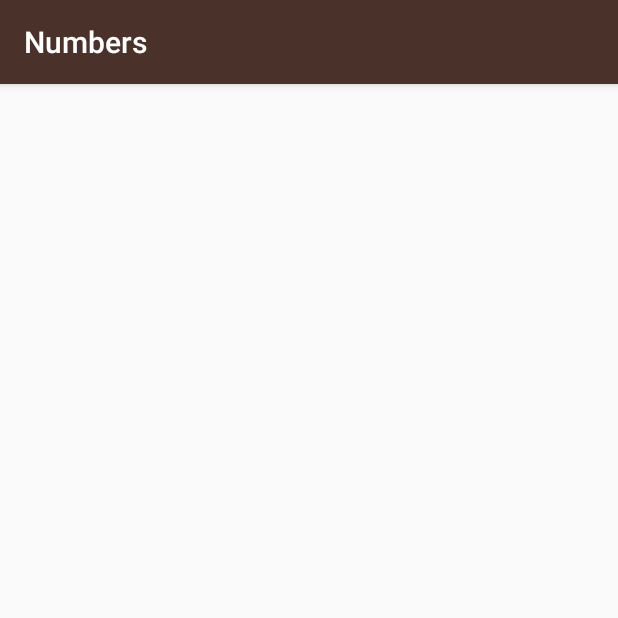
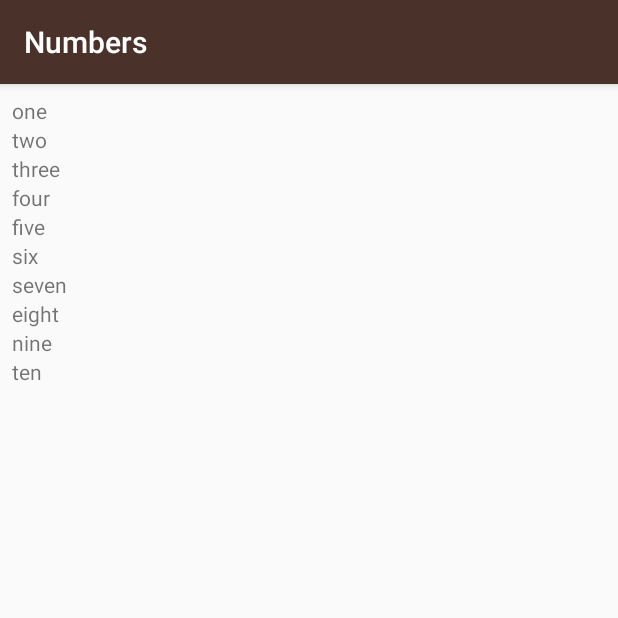
Before and after one commit to dawntan08/Miwok, an Android app: the NumbersActivity screen opened directly, with no data from a screen before it, on a phone screen of 412 x 824 dp, the top half of it. Run offline under Robolectric (Android 15) with nearby library versions, the phone set to English and light mode, and no system bars.

Commit message:
- modify activity_numbers.xml     - change to Linearlayout - add arraylist in numbersactivity    - add words    - add words to textview

```diff
--- a/app/src/main/java/com/example/android/miwok/MainActivity.java
+++ b/app/src/main/java/com/example/android/miwok/MainActivity.java
@@ -49,7 +49,7 @@
 
         // Set a click listener on that View
         family.setOnClickListener(new View.OnClickListener() {
-            // The code in this method will be executed when the numbers View is clicked on.
+            // The code in this method will be executed when the family View is clicked on.
             @Override
             public void onClick(View view) {
                 Intent familyIntent = new Intent(MainActivity.this, FamilyActivity.class);
@@ -62,7 +62,7 @@
 
         // Set a click listener on that View
         colors.setOnClickListener(new View.OnClickListener() {
-            // The code in this method will be executed when the numbers View is clicked on.
+            // The code in this method will be executed when the colors View is clicked on.
             @Override
             public void onClick(View view) {
                 Intent colorsIntent = new Intent(MainActivity.this, ColorsActivity.class);
@@ -75,7 +75,7 @@
 
         // Set a click listener on that View
         phrases.setOnClickListener(new View.OnClickListener() {
-            // The code in this method will be executed when the numbers View is clicked on.
+            // The code in this method will be executed when the phrases View is clicked on.
             @Override
             public void onClick(View view) {
                 Intent phrasesIntent = new Intent(MainActivity.this, PhrasesActivity.class);
--- a/app/src/main/java/com/example/android/miwok/NumbersActivity.java
+++ b/app/src/main/java/com/example/android/miwok/NumbersActivity.java
@@ -2,6 +2,11 @@
 
 import android.support.v7.app.AppCompatActivity;
 import android.os.Bundle;
+import android.util.Log;
+import android.widget.LinearLayout;
+import android.widget.TextView;
+
+import java.util.ArrayList;
 
 public class NumbersActivity extends AppCompatActivity {
 
@@ -9,5 +14,29 @@
     protected void onCreate(Bundle savedInstanceState) {
         super.onCreate(savedInstanceState);
         setContentView(R.layout.activity_numbers);
+
+        //list of words to be added
+        ArrayList<String> words = new ArrayList<String>();
+        words.add("one");
+        words.add("two");
+        words.add("three");
+        words.add("four");
+        words.add("five");
+        words.add("six");
+        words.add("seven");
+        words.add("eight");
+        words.add("nine");
+        words.add("ten");
+
+        // find root view of the layout
+        LinearLayout rootView = (LinearLayout) findViewById(R.id.rootView);
+
+        // create textView and loop to add all elements in the arraylist
+        for(int index = 0; index < 10; index++){
+            TextView wordView = new TextView(this);
+            wordView.setText(words.get(index));
+            rootView.addView(wordView);
+        }
+
     }
 }
--- a/app/src/main/res/layout/activity_numbers.xml
+++ b/app/src/main/res/layout/activity_numbers.xml
@@ -1,9 +1,12 @@
 <?xml version="1.0" encoding="utf-8"?>
-<RelativeLayout xmlns:android="http://schemas.android.com/apk/res/android"
+<LinearLayout xmlns:android="http://schemas.android.com/apk/res/android"
     xmlns:app="http://schemas.android.com/apk/res-auto"
     xmlns:tools="http://schemas.android.com/tools"
+    android:id="@+id/rootView"
     android:layout_width="match_parent"
     android:layout_height="match_parent"
+    android:orientation="vertical"
+    android:layout_margin="8dp"
     tools:context="com.example.android.miwok.NumbersActivity">
 
-</RelativeLayout>
+</LinearLayout>
```
